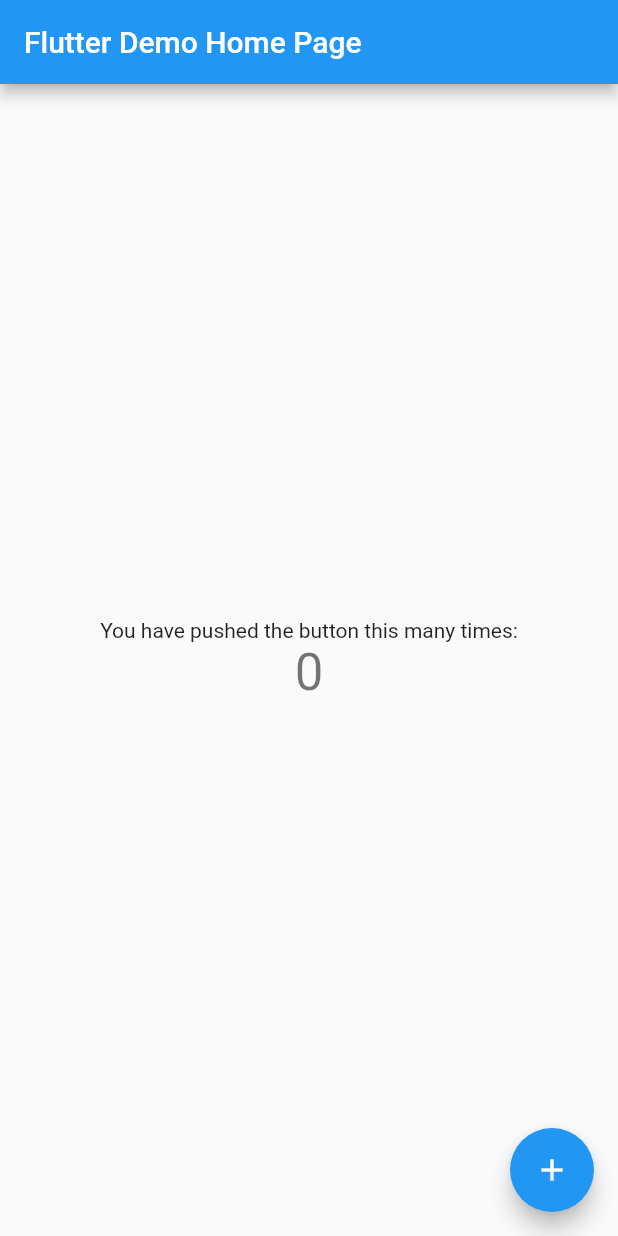
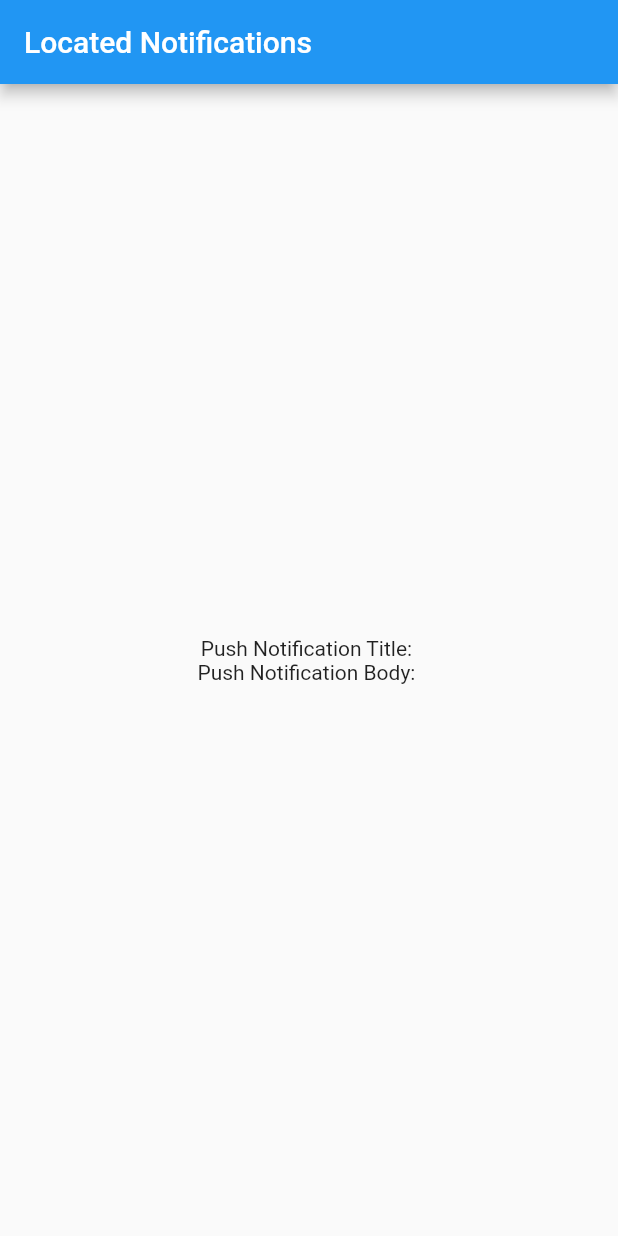
Before and after one commit to emolinaab/flutter-located-notifications, a Flutter app: the screen it shows after launch, on a phone screen of 412 x 824 dp. Run offline on Flutter 3.47's test engine with Material 2 defaults, Android fonts, the phone set to English and light mode, and no system bars; our stand-ins replace firebase_core, firebase_messaging, flutter_local_notifications; accounts and stored records are empty.

Commit message:
Handle push and Local Notifications

```diff
--- /dev/null
+++ b/lib/blocs/notifications_bloc.dart
@@ -0,0 +1,93 @@
+import 'dart:async';
+
+import 'package:firebase_core/firebase_core.dart';
+import 'package:firebase_messaging/firebase_messaging.dart';
+import 'package:flutter_local_notifications/flutter_local_notifications.dart';
+
+import '../firebase_options.dart';
+
+class NotificationsBloc {
+  static const AndroidNotificationChannel channel = AndroidNotificationChannel(
+    'high_importance_channel',
+    'High Importance Notifications',
+    description: 'This channel is used for important notifications.',
+    importance: Importance.max,
+  );
+
+  static final StreamController<RemoteMessage?> _notificationController =
+      StreamController<RemoteMessage?>.broadcast();
+
+  static final FlutterLocalNotificationsPlugin flutterLocalNotificationsPlugin =
+      FlutterLocalNotificationsPlugin();
+
+  Stream<RemoteMessage?> get notificationStream =>
+      _notificationController.stream;
+
+  final AndroidInitializationSettings initializationSettingsAndroid =
+      const AndroidInitializationSettings('@mipmap/ic_launcher');
+
+  final IOSInitializationSettings initializationSettingsIOS =
+      const IOSInitializationSettings();
+
+  late FirebaseMessaging _messaging;
+
+  static Future<void> _processMessage(RemoteMessage message) async {
+    var notificationData = message.data;
+
+    flutterLocalNotificationsPlugin.show(
+        DateTime.now().millisecond,
+        notificationData['title'],
+        notificationData['body'],
+        NotificationDetails(
+          android: AndroidNotificationDetails(
+            channel.id,
+            channel.name,
+            channelDescription: channel.description,
+          ),
+        ));
+
+    _notificationController.add(
+      message,
+    );
+  }
+
+  init() async {
+    await Firebase.initializeApp(
+      options: DefaultFirebaseOptions.currentPlatform,
+    );
+    _messaging = FirebaseMessaging.instance;
+
+    await _requestPermission();
+    FirebaseMessaging.instance.subscribeToTopic('locatednotification');
+    FirebaseMessaging.onMessage.listen(_processMessage);
+
+    FirebaseMessaging.onBackgroundMessage(_processMessage);
+
+    await flutterLocalNotificationsPlugin
+        .resolvePlatformSpecificImplementation<
+            AndroidFlutterLocalNotificationsPlugin>()
+        ?.createNotificationChannel(channel);
+
+    flutterLocalNotificationsPlugin.initialize(
+      InitializationSettings(
+        android: initializationSettingsAndroid,
+        iOS: initializationSettingsIOS,
+      ),
+      onSelectNotification: _onSelectNotification,
+    );
+  }
+
+  _requestPermission() async {
+    await _messaging.requestPermission(
+      alert: true,
+      announcement: false,
+      badge: true,
+      carPlay: false,
+      criticalAlert: false,
+      provisional: false,
+      sound: true,
+    );
+  }
+
+  void _onSelectNotification(String? payload) {}
+}
--- a/lib/main.dart
+++ b/lib/main.dart
@@ -1,115 +1,39 @@
 import 'package:flutter/material.dart';
+import 'blocs/notifications_bloc.dart';
+import 'pages/home_page.dart';
 
 void main() {
   runApp(const MyApp());
 }
 
-class MyApp extends StatelessWidget {
-  const MyApp({Key? key}) : super(key: key);
+class MyApp extends StatefulWidget {
+  const MyApp({
+    Key? key,
+  }) : super(key: key);
 
-  // This widget is the root of your application.
   @override
-  Widget build(BuildContext context) {
-    return MaterialApp(
-      title: 'Flutter Demo',
-      theme: ThemeData(
-        // This is the theme of your application.
-        //
-        // Try running your application with "flutter run". You'll see the
-        // application has a blue toolbar. Then, without quitting the app, try
-        // changing the primarySwatch below to Colors.green and then invoke
-        // "hot reload" (press "r" in the console where you ran "flutter run",
-        // or simply save your changes to "hot reload" in a Flutter IDE).
-        // Notice that the counter didn't reset back to zero; the application
-        // is not restarted.
-        primarySwatch: Colors.blue,
-      ),
-      home: const MyHomePage(title: 'Flutter Demo Home Page'),
-    );
-  }
+  _MyAppState createState() => _MyAppState();
 }
 
-class MyHomePage extends StatefulWidget {
-  const MyHomePage({Key? key, required this.title}) : super(key: key);
-
-  // This widget is the home page of your application. It is stateful, meaning
-  // that it has a State object (defined below) that contains fields that affect
-  // how it looks.
-
-  // This class is the configuration for the state. It holds the values (in this
-  // case the title) provided by the parent (in this case the App widget) and
-  // used by the build method of the State. Fields in a Widget subclass are
-  // always marked "final".
-
-  final String title;
+class _MyAppState extends State<MyApp> {
+  final NotificationsBloc _notificationsBloc = NotificationsBloc();
 
   @override
-  State<MyHomePage> createState() => _MyHomePageState();
-}
-
-class _MyHomePageState extends State<MyHomePage> {
-  int _counter = 0;
-
-  void _incrementCounter() {
-    setState(() {
-      // This call to setState tells the Flutter framework that something has
-      // changed in this State, which causes it to rerun the build method below
-      // so that the display can reflect the updated values. If we changed
-      // _counter without calling setState(), then the build method would not be
-      // called again, and so nothing would appear to happen.
-      _counter++;
-    });
+  void initState() {
+    _notificationsBloc.init();
+    super.initState();
   }
 
   @override
   Widget build(BuildContext context) {
-    // This method is rerun every time setState is called, for instance as done
-    // by the _incrementCounter method above.
-    //
-    // The Flutter framework has been optimized to make rerunning build methods
-    // fast, so that you can just rebuild anything that needs updating rather
-    // than having to individually change instances of widgets.
-    return Scaffold(
-      appBar: AppBar(
-        // Here we take the value from the MyHomePage object that was created by
-        // the App.build method, and use it to set our appbar title.
-        title: Text(widget.title),
+    return MaterialApp(
+      title: 'Located Notifications',
+      theme: ThemeData(
+        primarySwatch: Colors.blue,
       ),
-      body: Center(
-        // Center is a layout widget. It takes a single child and positions it
-        // in the middle of the parent.
-        child: Column(
-          // Column is also a layout widget. It takes a list of children and
-          // arranges them vertically. By default, it sizes itself to fit its
-          // children horizontally, and tries to be as tall as its parent.
-          //
-          // Invoke "debug painting" (press "p" in the console, choose the
-          // "Toggle Debug Paint" action from the Flutter Inspector in Android
-          // Studio, or the "Toggle Debug Paint" command in Visual Studio Code)
-          // to see the wireframe for each widget.
-          //
-          // Column has various properties to control how it sizes itself and
-          // how it positions its children. Here we use mainAxisAlignment to
-          // center the children vertically; the main axis here is the vertical
-          // axis because Columns are vertical (the cross axis would be
-          // horizontal).
-          mainAxisAlignment: MainAxisAlignment.center,
-          children: <Widget>[
-            const Text(
-              'You have pushed the button this many times:',
-            ),
-            Text(
-              '$_counter',
-              style: Theme.of(context).textTheme.headline4,
-            ),
-          ],
-        ),
-      ),
-      floatingActionButton: FloatingActionButton(
-        onPressed: _incrementCounter,
-        tooltip: 'Increment',
-        child: const Icon(Icons.add),
-      ), // This trailing comma makes auto-formatting nicer for build methods.
+      home: HomePage(
+          notificationsBloc: _notificationsBloc,
+          title: 'Located Notifications'),
     );
   }
 }
--- /dev/null
+++ b/lib/pages/home_page.dart
@@ -0,0 +1,57 @@
+import 'package:firebase_messaging/firebase_messaging.dart';
+import 'package:flutter/material.dart';
+import 'package:located_notifications/blocs/notifications_bloc.dart';
+
+class HomePage extends StatefulWidget {
+  const HomePage({
+    Key? key,
+    required this.notificationsBloc,
+    required this.title,
+  }) : super(key: key);
+
+  final String title;
+  final NotificationsBloc notificationsBloc;
+
+  @override
+  State<HomePage> createState() => _HomePageState();
+}
+
+class _HomePageState extends State<HomePage> {
+  String _title = '';
+  String _body = '';
+
+  @override
+  void initState() {
+    widget.notificationsBloc.notificationStream.listen(
+      (RemoteMessage? message) {
+        setState(() {
+          _title = message?.notification?.title ?? '';
+          _body = message?.notification?.body ?? '';
+        });
+      },
+    );
+    super.initState();
+  }
+
+  @override
+  Widget build(BuildContext context) {
+    return Scaffold(
+      appBar: AppBar(
+        title: Text(widget.title),
+      ),
+      body: Center(
+        child: Column(
+          mainAxisAlignment: MainAxisAlignment.center,
+          children: <Widget>[
+            Text(
+              'Push Notification Title: $_title',
+            ),
+            Text(
+              'Push Notification Body: $_body',
+            ),
+          ],
+        ),
+      ),
+    );
+  }
+}
--- a/pubspec.yaml
+++ b/pubspec.yaml
@@ -34,6 +34,10 @@
   # The following adds the Cupertino Icons font to your application.
   # Use with the CupertinoIcons class for iOS style icons.
   cupertino_icons: ^1.0.2
+  firebase_core: ^1.10.6
+  firebase_messaging: ^11.2.4
+  flutter_local_notifications: ^9.2.0
+  rxdart: ^0.27.3
 
 dev_dependencies:
   flutter_test:
```
Also changed, not shown: lib/firebase_options.dart (added), pubspec.lock, 11 other files.
